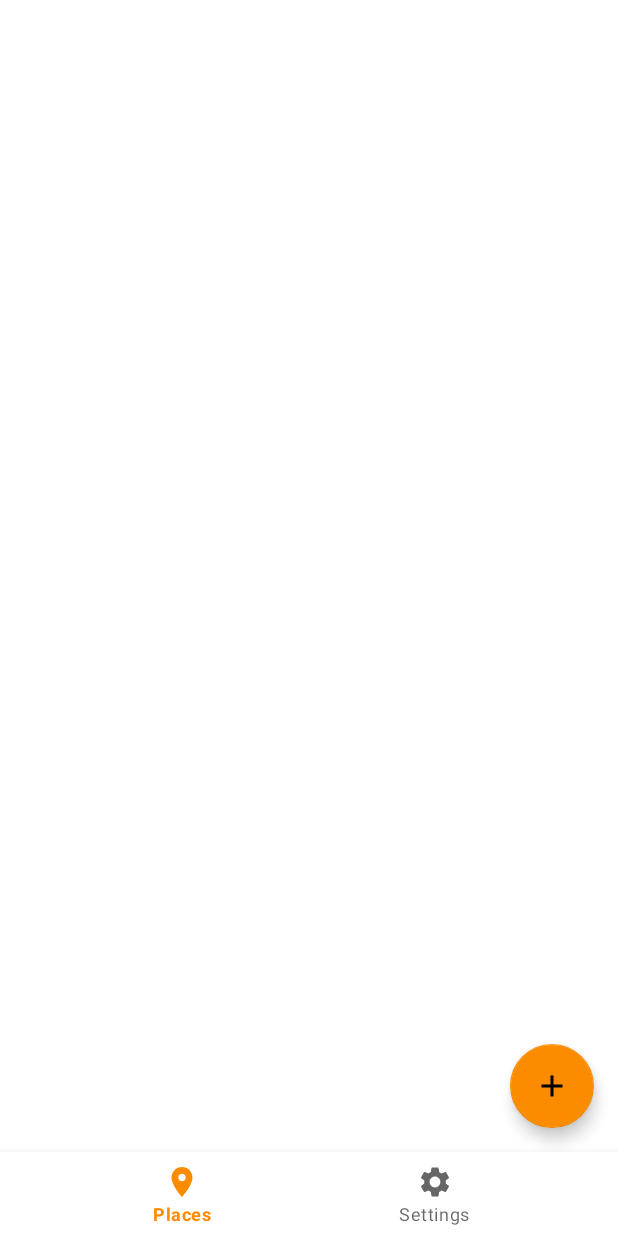
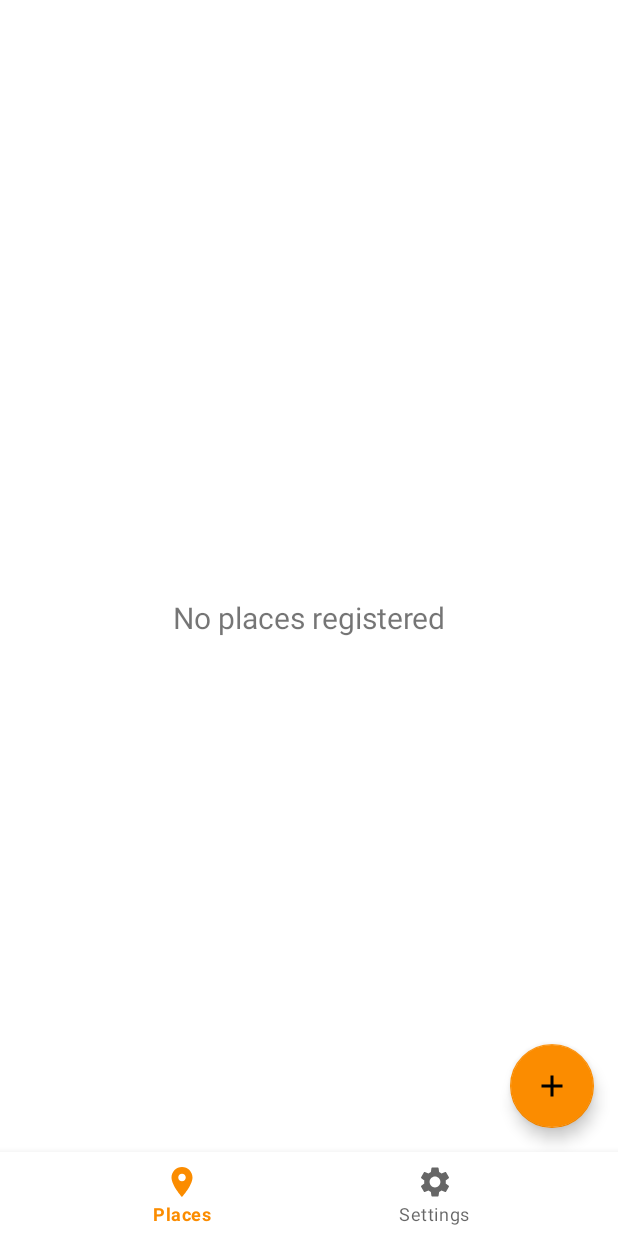
Before and after one commit to QGdev/OpenWeather, an Android app: the screen it shows after launch (MainActivity), on a phone screen of 412 x 824 dp. Run offline under Robolectric (Android 15) with nearby library versions, the phone set to English and light mode, and no system bars; our stand-ins replace navigation-ui; 5 statements that could not run were skipped.

Commit message:
Add no places registered message in PlacesFragment.java and adapter_places.xml that show up when the user delete the last place or when the user start the application and he never registered places.

```diff
--- a/app/src/main/java/fr/qgdev/openweather/dialog/AddPlaceDialog.java
+++ b/app/src/main/java/fr/qgdev/openweather/dialog/AddPlaceDialog.java
@@ -25,9 +25,9 @@ import org.json.JSONObject;
 import java.util.Arrays;
 import java.util.List;
 
+import fr.qgdev.openweather.DataPlaces;
 import fr.qgdev.openweather.Place;
 import fr.qgdev.openweather.R;
-import fr.qgdev.openweather.DataPlaces;
 import fr.qgdev.openweather.WeatherService;
 
 public class AddPlaceDialog extends Dialog {
@@ -148,7 +148,6 @@ public class AddPlaceDialog extends Dialog {
                                                                     .show();
                                                             return;
                                                         }
-
                                                         dismiss();
                                                         Snackbar.make(addPlaceFABView, String.format("%s, %s %s", place.getCity(), getCountryCode(), context.getString(R.string.place_added_succcessfully)), Snackbar.LENGTH_LONG)
                                                                 .setAnimationMode(Snackbar.ANIMATION_MODE_FADE)
--- a/app/src/main/java/fr/qgdev/openweather/ui/places/PlacesFragment.java
+++ b/app/src/main/java/fr/qgdev/openweather/ui/places/PlacesFragment.java
@@ -9,12 +9,12 @@ import android.view.LayoutInflater;
 import android.view.View;
 import android.view.ViewGroup;
 import android.widget.LinearLayout;
+import android.widget.TextView;
 
 import androidx.annotation.NonNull;
 import androidx.annotation.Nullable;
 import androidx.annotation.UiThread;
 import androidx.fragment.app.Fragment;
-import androidx.lifecycle.ViewModelProviders;
 import androidx.swiperefreshlayout.widget.SwipeRefreshLayout;
 
 import com.android.volley.VolleyError;
@@ -80,10 +80,11 @@ public class PlacesFragment extends Fragment {
         API_KEY = apiKeyPref.getString("api_key", null);
 
 
-        placeItemAdapter = new PlaceItemAdapter(mContext, placeArrayList);
+        placeItemAdapter = new PlaceItemAdapter(mContext, placeArrayList, root);
 
-        //  Find SwipeRefreshLayout
+        //  Find SwipeRefreshLayout and no places registered message textview
         final SwipeRefreshLayout swipeRefreshLayout = root.findViewById(R.id.swiperefresh);
+        final TextView noPlacesRegisteredTextView = root.findViewById(R.id.no_places_registered);
 
         //  Initialize places data storage
         dataPlaces = new DataPlaces(mContext);
@@ -100,17 +101,21 @@ public class PlacesFragment extends Fragment {
                 try {
                     if(dataPlaces.savePlace(place)) {
 
+                        placeArrayList = dataPlaces.getPlaces();
+                        if (!placeArrayList.isEmpty()) {
+                            noPlacesRegisteredTextView.setVisibility(View.GONE);
+                            swipeRefreshLayout.setVisibility(View.VISIBLE);
+                        }
+
                         int index = dataPlaces.getPlacePositionInRegister(place);
-                        placeArrayList = dataPlaces.getPlaces();
                         placeArrayList.set(index, place);
-                        placeItemAdapter = new PlaceItemAdapter(mContext, placeArrayList);
+                        placeItemAdapter = new PlaceItemAdapter(mContext, placeArrayList, root);
 
-                        if(placeList.getChildCount() - 1 < index){
-                            placeList.addView(placeItemAdapter.getView(index, null, null),placeList.getChildCount());
-                        }
-                        else {
+                        if (placeList.getChildCount() - 1 < index) {
+                            placeList.addView(placeItemAdapter.getView(index, null, null), placeList.getChildCount());
+                        } else {
                             placeList.removeViewAt(index);
-                            placeList.addView(placeItemAdapter.getView(index, null, null),index);
+                            placeList.addView(placeItemAdapter.getView(index, null, null), index);
                         }
 
                     }
@@ -229,14 +234,16 @@ public class PlacesFragment extends Fragment {
         );
 
 
-
-
-
         //  No API key registered
-        if(API_KEY != null){
+        if (API_KEY != null) {
 
             //  Show the Floating Action Button to add Places
             addPlacesFab.setVisibility(View.VISIBLE);
+        } else {
+            //  Hide the Floating Action Button to add Places
+            addPlacesFab.setVisibility(View.GONE);
+        }
+
 
         //  Display data about places
         try {
@@ -244,28 +251,28 @@ public class PlacesFragment extends Fragment {
             //  Show current saved data
             placeArrayList = dataPlaces.getPlaces();
 
-                placeItemAdapter = new PlaceItemAdapter(mContext, placeArrayList);
-                for(int i = 0; i < placeArrayList.size(); i++){
-                    placeList.addView(placeItemAdapter.getView(i, null, null),i);
+            if (!placeArrayList.isEmpty()) {
+
+                noPlacesRegisteredTextView.setVisibility(View.GONE);
+                swipeRefreshLayout.setVisibility(View.VISIBLE);
+                placeItemAdapter = new PlaceItemAdapter(mContext, placeArrayList, root);
+                for (int i = 0; i < placeArrayList.size(); i++) {
+                    placeList.addView(placeItemAdapter.getView(i, null, null), i);
                 }
 
                 //  Refresh data
-                for(int index = 0; index < placeArrayList.size(); index++) {
+                for (int index = 0; index < placeArrayList.size(); index++) {
                     weatherService.getWeatherDataOWM(placeArrayList.get(index), refreshPlaceListCallback);
                     Log.d("WeatherUpdate", placeArrayList.get(index).getCity());
+                }
+            } else {
+                noPlacesRegisteredTextView.setVisibility(View.VISIBLE);
+                swipeRefreshLayout.setVisibility(View.GONE);
             }
         } catch (Exception e) {
             e.printStackTrace();
         }
 
-        }
-        else{
-            //  Hide the Floating Action Button to add Places
-            addPlacesFab.setVisibility(View.GONE);
-        }
-
-
-
 
         return root;
     }
--- a/app/src/main/res/layout-normal/adapter_places.xml
+++ b/app/src/main/res/layout-normal/adapter_places.xml
@@ -41,7 +41,7 @@
                         android:layout_width="200dp"
                         android:layout_height="wrap_content"
                         android:maxHeight="50dp"
-                        android:maxLines="3"
+                        android:maxLines="4"
                         android:text="City"
                         android:textColor="@color/colorFirstText"
                         android:textSize="25sp"
--- a/app/src/main/res/layout/fragment_places.xml
+++ b/app/src/main/res/layout/fragment_places.xml
@@ -1,6 +1,5 @@
 <?xml version="1.0" encoding="utf-8"?>
-<androidx.coordinatorlayout.widget.CoordinatorLayout
-    xmlns:android="http://schemas.android.com/apk/res/android"
+<androidx.coordinatorlayout.widget.CoordinatorLayout xmlns:android="http://schemas.android.com/apk/res/android"
     xmlns:tools="http://schemas.android.com/tools"
 
     android:layout_width="match_parent"
@@ -9,11 +8,21 @@
     tools:context=".ui.places.PlacesFragment"
     android:orientation="vertical">
 
+    <TextView
+        android:id="@+id/no_places_registered"
+        android:layout_width="match_parent"
+        android:layout_height="wrap_content"
+        android:layout_gravity="center"
+        android:gravity="center"
+        android:text="@string/error_no_places_registered"
+        android:textSize="20sp"
+        android:visibility="visible" />
 
     <androidx.swiperefreshlayout.widget.SwipeRefreshLayout
         android:id="@+id/swiperefresh"
         android:layout_width="match_parent"
-        android:layout_height="match_parent">
+        android:layout_height="match_parent"
+        android:visibility="gone">
 
         <ScrollView
             android:layout_width="match_parent"
@@ -22,7 +31,7 @@
             <LinearLayout
                 android:id="@+id/place_list"
                 android:layout_width="match_parent"
-                android:layout_height="match_parent"
+                android:layout_height="wrap_content"
                 android:orientation="vertical"
                 android:paddingBottom="120dp"/>
 
--- a/app/src/main/res/values/strings.xml
+++ b/app/src/main/res/values/strings.xml
@@ -71,6 +71,7 @@
     <string name="title_forecast_hourly">Hourly Forecast</string>
     <string name="error_cannot_refresh_place_list_network">Cannot refresh place list due to a network error</string>
     <string name="error_place_already_added">This place is already added</string>
+    <string name="error_no_places_registered">No places registered</string>
 
 
 </resources>
```
Also changed, not shown: app/src/main/java/fr/qgdev/openweather/adapters/PlaceItemAdapter.java (+40 -22 lines). Lines whose indentation alone changed are shown as unchanged.
